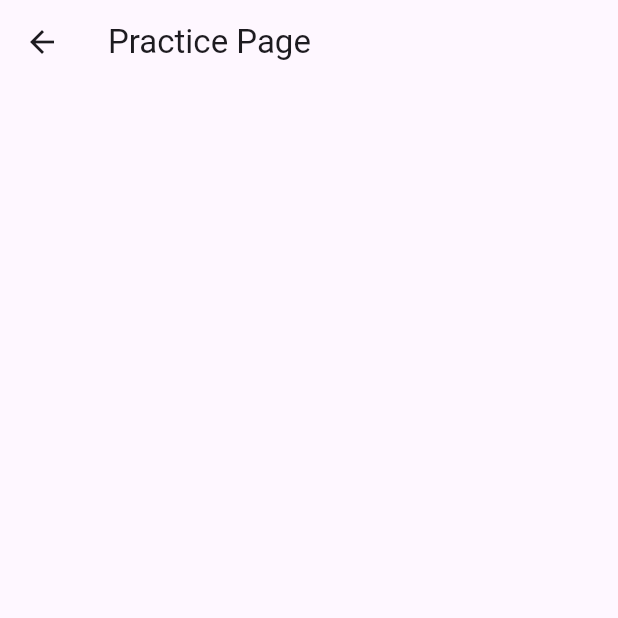
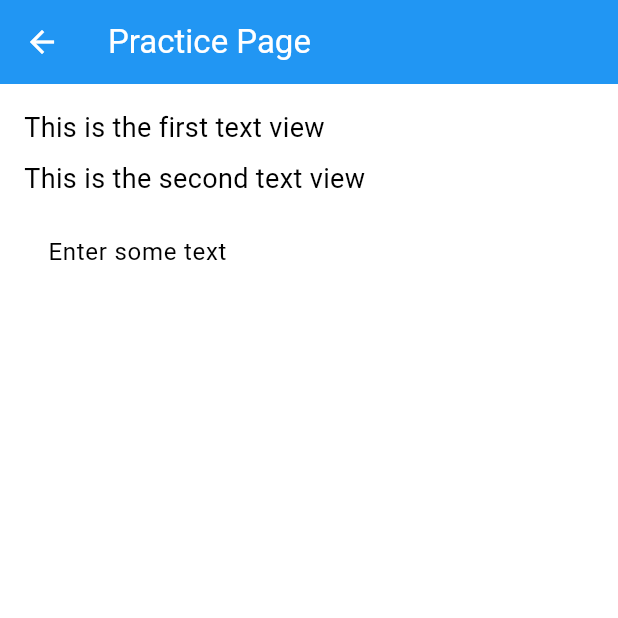
Before and after one commit to DenzelHuang/se_wmp_project, a Flutter app: the screen it shows after launch, after a tap on "Go to Practice", on a phone screen of 412 x 824 dp, the top half of it. Run offline on Flutter 3.47's test engine with Material 3 defaults, Android fonts, the phone set to English and light mode, and no system bars.

Commit message:
Initialization Progress

```diff
--- a/lib/main.dart
+++ b/lib/main.dart
@@ -13,7 +13,34 @@ class MyApp extends StatelessWidget {
   Widget build(BuildContext context) {
     return MaterialApp(
       debugShowCheckedModeBanner: false,
-      theme: ThemeData(primarySwatch: Colors.deepPurple),
+      theme: ThemeData(
+        primarySwatch: Colors.blue, // Base color for the app
+        scaffoldBackgroundColor: Colors.white, // Background for pages
+        primaryColor: Colors.blue, // Main color for the app
+        colorScheme: ColorScheme.fromSwatch(
+          primarySwatch: Colors.blue,
+        ).copyWith(
+          secondary: Colors.blueAccent, // Color for accent elements
+        ),
+        appBarTheme: const AppBarTheme(
+          backgroundColor: Colors.blue, // Apply color to AppBar
+          foregroundColor: Colors.white, // Text/icon color for AppBar
+        ),
+        elevatedButtonTheme: ElevatedButtonThemeData(
+          style: ElevatedButton.styleFrom(
+            backgroundColor: Colors.blue, // Button background color
+            foregroundColor: Colors.white, // Button text color
+          ),
+        ),
+        textButtonTheme: TextButtonThemeData(
+          style: TextButton.styleFrom(
+            foregroundColor: Colors.blue, // TextButton color
+          ),
+        ),
+        floatingActionButtonTheme: const FloatingActionButtonThemeData(
+          backgroundColor: Colors.blue, // FloatingActionButton color
+        ),
+      ),
       home: const HomePage(),
     );
   }
--- a/lib/pages/practice_page.dart
+++ b/lib/pages/practice_page.dart
@@ -7,6 +7,34 @@ class PracticePage extends StatelessWidget {
   Widget build(BuildContext context) {
     return Scaffold(
       appBar: AppBar(title: const Text("Practice Page")),
+      body: const Padding(
+        padding: EdgeInsets.all(16.0), // Margin for the entire content
+        child: Column(
+          crossAxisAlignment: CrossAxisAlignment.start, // Align text to the start
+          children: [
+            Padding(
+              padding: EdgeInsets.only(bottom: 8.0), // Margin below the first Text
+              child: Text(
+                "This is the first text view",
+                style: TextStyle(fontSize: 18),
+              ),
+            ),
+            Padding(
+              padding: EdgeInsets.only(bottom: 8.0), // Margin below the second Text
+              child: Text(
+                "This is the second text view",
+                style: TextStyle(fontSize: 18),
+              ),
+            ),
+            TextField(
+              decoration: InputDecoration(
+                labelText: 'Enter some text',
+                border: OutlineInputBorder(),
+              ),
+            ),
+          ],
+        ),
+      ),
     );
   }
 }
--- a/lib/pages/scanner_page.dart
+++ b/lib/pages/scanner_page.dart
@@ -6,8 +6,7 @@ class ScannerPage extends StatelessWidget {
   @override
   Widget build(BuildContext context) {
     return Scaffold(
-      appBar: AppBar(title: const Text("Scanner
-       Page")),
+      appBar: AppBar(title: const Text("Scanner Page")),
     );
   }
 }
```
